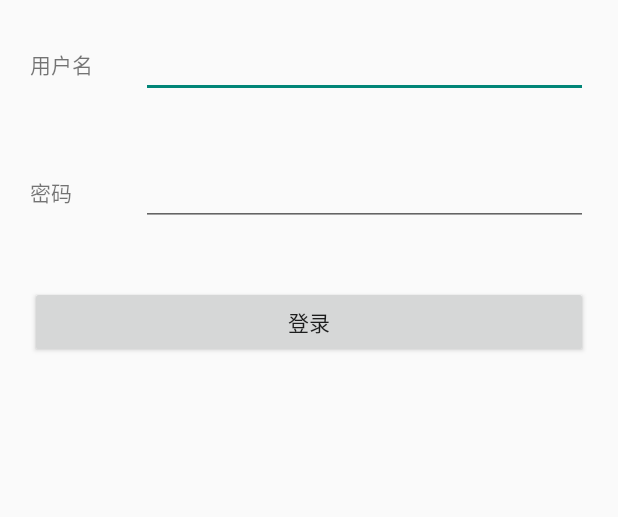
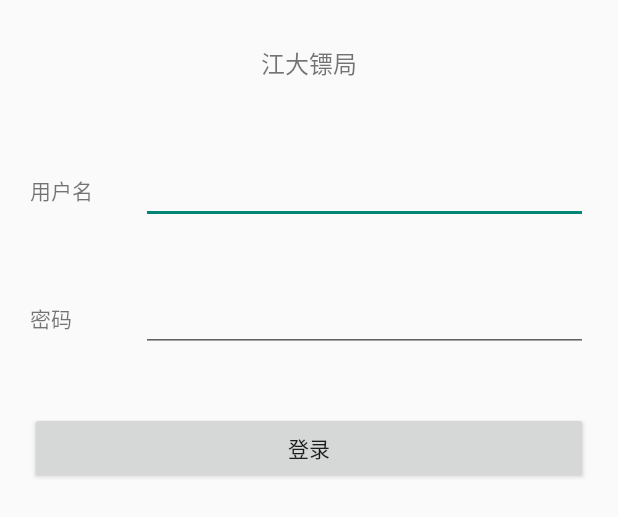
Before and after one commit to 504865348/EscortUJS, an Android app: the layout activity_login.xml on its own in the app's theme, with its tools: preview values and no code run, on a phone screen of 412 x 824 dp. Shown: the top 517 px of the screen. Run offline under Robolectric (Android 15) with nearby library versions, the phone set to English and light mode, and no system bars.

Commit message:
EscortUJS v1.01

```diff
--- a/app/src/main/java/com/joshua/escortujs/activity/SelectActivity.java
+++ b/app/src/main/java/com/joshua/escortujs/activity/SelectActivity.java
@@ -135,12 +135,12 @@ public class SelectActivity extends BaseActivity {
                     switch (order_state) {
                         case "1":
                             tv_result.setTextColor(Color.BLACK);
-                            tv_result.setText("取件成功\n" + "2s后返回取件扫码界面");
+                            tv_result.setText("取件短信发送成功\n" + "2s后返回取件扫码界面");
                             handler.sendEmptyMessageDelayed(identity, 2000);
                             break;
                         case "2":
                             tv_result.setTextColor(Color.BLACK);
-                            tv_result.setText("派件成功\n" + "2s后返回派件扫码界面");
+                            tv_result.setText("派件短信发送成功\n" + "2s后返回派件扫码界面");
                             handler.sendEmptyMessageDelayed(identity, 2000);
                             break;
                         case "3":
@@ -153,7 +153,11 @@ public class SelectActivity extends BaseActivity {
                             break;
                         case "5":
                             tv_result.setTextColor(Color.RED);
-                            tv_result.setText("扫码失败\n" + "该件已经配送！");
+                            tv_result.setText("扫码失败\n" + "已发送派件短信！");
+                            break;
+                        case "6":
+                            tv_result.setTextColor(Color.RED);
+                            tv_result.setText("短信发送失败\n" + "请重新扫码！");
                             break;
                         default:
                             tv_result.setTextColor(Color.RED);
--- a/app/src/main/res/layout/activity_login.xml
+++ b/app/src/main/res/layout/activity_login.xml
@@ -2,67 +2,79 @@
 <LinearLayout xmlns:android="http://schemas.android.com/apk/res/android"
     android:layout_width="match_parent"
     android:layout_height="match_parent"
-    android:orientation="vertical"
-    >
+    android:orientation="vertical">
+
+    <TextView
+        android:layout_width="wrap_content"
+        android:layout_height="wrap_content"
+        android:layout_gravity="center"
+        android:layout_margin="30dp"
+        android:text="@string/app_name"
+        android:textSize="16sp" />
+
     <LinearLayout
-    android:gravity="center"
-    android:layout_margin="20dp"
         android:layout_width="match_parent"
         android:layout_height="wrap_content"
+        android:layout_margin="20dp"
+        android:gravity="center"
         android:orientation="horizontal">
+
         <TextView
-        android:layout_weight="1"
+            android:id="@+id/textView"
             android:layout_width="0dp"
             android:layout_height="wrap_content"
-        android:text="@string/username"
-        android:id="@+id/textView" />
+            android:layout_weight="1"
+            android:text="@string/username" />
 
         <EditText
-        android:layout_weight="4"
+            android:id="@+id/et_username"
             android:layout_width="0dp"
             android:layout_height="wrap_content"
-        android:id="@+id/et_username"
-        android:layout_gravity="center_horizontal" />
+            android:layout_gravity="center_horizontal"
+            android:layout_weight="4" />
     </LinearLayout>
 
     <LinearLayout
-        android:gravity="center"
-        android:layout_margin="20dp"
         android:layout_width="match_parent"
         android:layout_height="wrap_content"
+        android:layout_margin="20dp"
+        android:gravity="center"
         android:orientation="horizontal">
+
         <TextView
-        android:layout_weight="1"
+            android:id="@+id/textView2"
             android:layout_width="0dp"
             android:layout_height="wrap_content"
-        android:text="@string/password"
-        android:id="@+id/textView2" />
+            android:layout_weight="1"
+            android:text="@string/password" />
 
         <EditText
-        android:layout_weight="4"
+            android:id="@+id/et_password"
             android:layout_width="0dp"
             android:layout_height="wrap_content"
-        android:id="@+id/et_password"
+            android:layout_weight="4"
             android:inputType="textPassword" />
     </LinearLayout>
 
     <Button
-        android:layout_margin="20dp"
+        android:id="@+id/btn_login"
         android:layout_width="match_parent"
         android:layout_height="wrap_content"
-        android:text="@string/login"
-        android:id="@+id/btn_login"
-        android:layout_gravity="center_horizontal" />
+        android:layout_gravity="center_horizontal"
+        android:layout_margin="20dp"
+        android:text="@string/login" />
+
     <ProgressBar
-        android:layout_gravity="center"
-        android:visibility="gone"
         android:id="@+id/pb_login"
         android:layout_width="wrap_content"
-        android:layout_height="wrap_content" />
+        android:layout_height="wrap_content"
+        android:layout_gravity="center"
+        android:visibility="gone" />
+
     <TextView
-        android:textSize="16sp"
-        android:layout_gravity="center"
+        android:id="@+id/tv_result"
         android:layout_width="wrap_content"
         android:layout_height="wrap_content"
-        android:id="@+id/tv_result"/>
+        android:layout_gravity="center"
+        android:textSize="16sp" />
 </LinearLayout>
```
Lines whose indentation alone changed are shown as unchanged.
